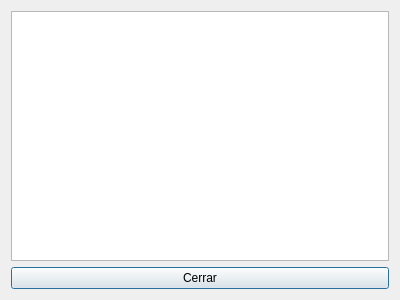
moyeta-tech/Cine, file Proyecto_Cine/verpeliculas.ui: the form before one commit.
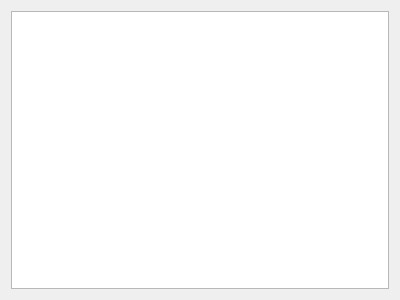
The form after the commit.

What changed in the file:
```diff
--- a/Proyecto_Cine/verpeliculas.ui
+++ b/Proyecto_Cine/verpeliculas.ui
@@ -20,15 +20,7 @@
       <widget class="QTableWidget" name="tableWidget"/>
      </item>
      <item>
-      <layout class="QHBoxLayout" name="horizontalLayout">
-       <item>
-        <widget class="QPushButton" name="Boton_cerrar">
-         <property name="text">
-          <string>Cerrar</string>
-         </property>
-        </widget>
-       </item>
-      </layout>
+      <layout class="QHBoxLayout" name="horizontalLayout"/>
      </item>
     </layout>
    </item>
```
